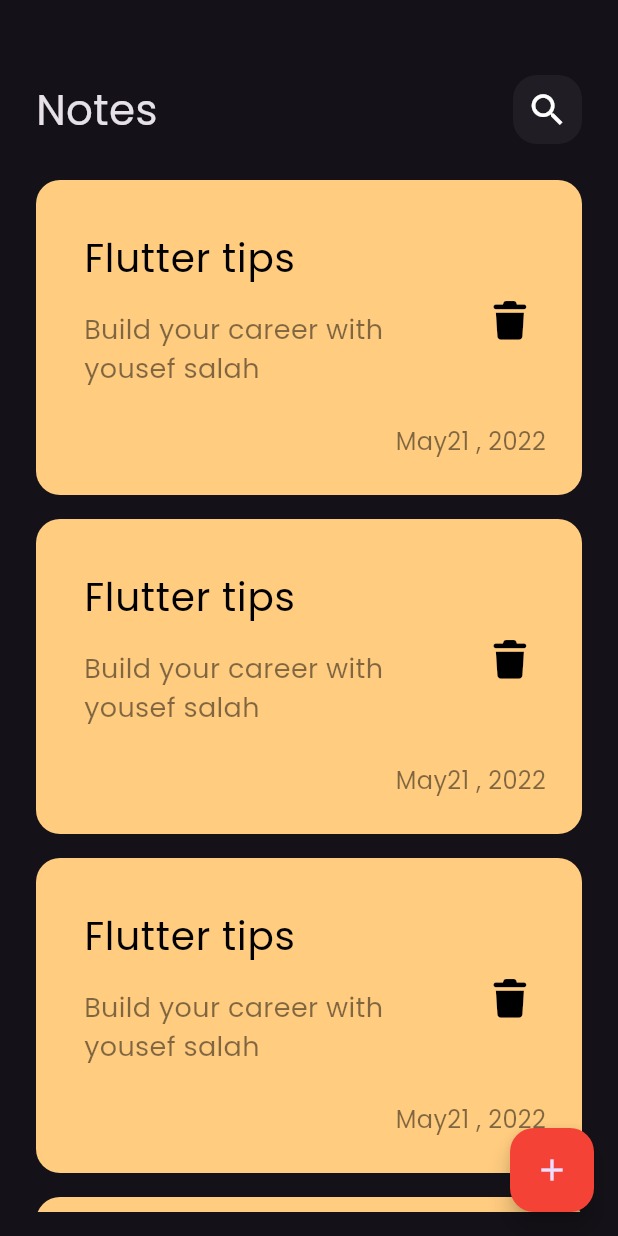
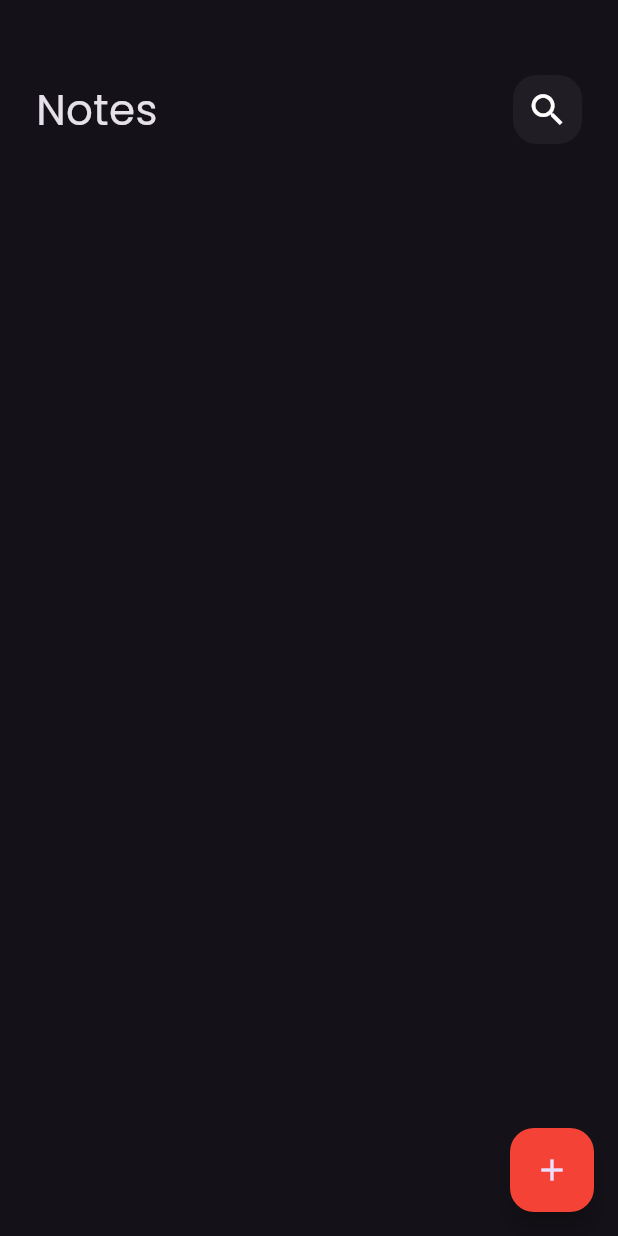
Before and after one commit to Yousef0Salah/notes_app, a Flutter app: the screen it shows after launch, on a phone screen of 412 x 824 dp. Run offline on Flutter 3.47's test engine with Material 3 defaults, Android fonts, the phone set to English and light mode, and no system bars; our stand-ins replace bloc, flutter_bloc, font_awesome_flutter, hive, hive_flutter, modal_progress_hud_nsn; accounts and stored records are empty.

Commit message:
formate date

```diff
--- a/lib/views/widgets/custom_note_item.dart
+++ b/lib/views/widgets/custom_note_item.dart
@@ -1,10 +1,12 @@
 import 'package:flutter/material.dart';
 import 'package:font_awesome_flutter/font_awesome_flutter.dart';
+import 'package:notes/models/note_model.dart';
 import 'package:notes/views/edit_note_view.dart';
 
 class NoteItem extends StatelessWidget {
-  const NoteItem({super.key});
+  const NoteItem({super.key, required this.note});
 
+  final NoteModel note;
   @override
   Widget build(BuildContext context) {
     return GestureDetector(
@@ -22,7 +24,7 @@ class NoteItem extends StatelessWidget {
         margin: EdgeInsets.symmetric(vertical: 8),
         padding: const EdgeInsets.only(top: 24, bottom: 24, left: 16),
         decoration: BoxDecoration(
-          color: const Color(0xffFFCC80),
+          color: Color(note.color),
           borderRadius: BorderRadius.circular(16),
         ),
         child: Column(
@@ -30,11 +32,11 @@ class NoteItem extends StatelessWidget {
           children: [
             ListTile(
               textColor: Colors.black,
-              title: const Text('Flutter tips', style: TextStyle(fontSize: 26)),
+              title: Text(note.title, style: TextStyle(fontSize: 26)),
               subtitle: Padding(
                 padding: const EdgeInsets.symmetric(vertical: 16),
                 child: Text(
-                  'Build your career with yousef salah',
+                  note.subTitle,
                   style: TextStyle(
                     fontSize: 18,
                     color: Colors.black.withValues(alpha: 0.5),
@@ -54,7 +56,7 @@ class NoteItem extends StatelessWidget {
             Padding(
               padding: const EdgeInsets.only(right: 24),
               child: Text(
-                'May21 , 2022',
+                note.date,
                 style: TextStyle(
                   color: Colors.black.withValues(alpha: 0.5),
                   fontSize: 16,
--- a/lib/views/widgets/notes_list_view.dart
+++ b/lib/views/widgets/notes_list_view.dart
@@ -1,4 +1,7 @@
 import 'package:flutter/material.dart';
+import 'package:flutter_bloc/flutter_bloc.dart';
+import 'package:notes/cubits/notes_cubit/notes_cubit.dart';
+import 'package:notes/models/note_model.dart';
 import 'package:notes/views/widgets/custom_note_item.dart';
 
 class NotesListView extends StatelessWidget {
@@ -6,14 +9,23 @@ class NotesListView extends StatelessWidget {
 
   @override
   Widget build(BuildContext context) {
+    return BlocBuilder<NotesCubit, NotesState>(
+      builder: (context, state) {
+        List<NoteModel> notes = BlocProvider.of<NotesCubit>(context).notes;
         return Padding(
           padding: const EdgeInsets.symmetric(vertical: 16),
           child: ListView.builder(
+            itemCount: notes.length,
             padding: EdgeInsets.zero,
             itemBuilder: (context, index) {
-          return const NoteItem();
+              return Padding(
+                padding: const EdgeInsets.symmetric(vertical: 4),
+                child: NoteItem(note: notes[index]),
+              );
             },
           ),
         );
+      },
+    );
   }
 }
--- a/pubspec.yaml
+++ b/pubspec.yaml
@@ -36,6 +36,7 @@ dependencies:
   font_awesome_flutter: ^10.12.0
   hive: ^2.2.3
   hive_flutter: ^1.1.0
+  intl: ^0.20.2
   modal_progress_hud_nsn: ^0.5.1
 
 dev_dependencies:
```
Also changed, not shown: lib/views/widgets/add_note_form.dart (+6 -1 lines), pubspec.lock. Lines whose indentation alone changed are shown as unchanged.
